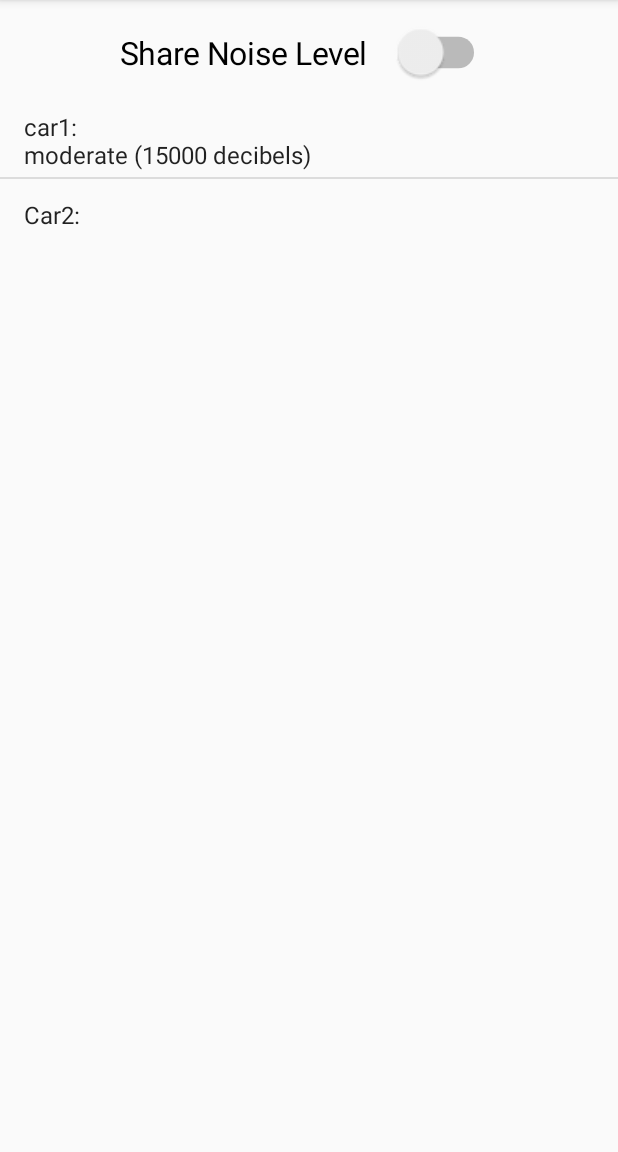
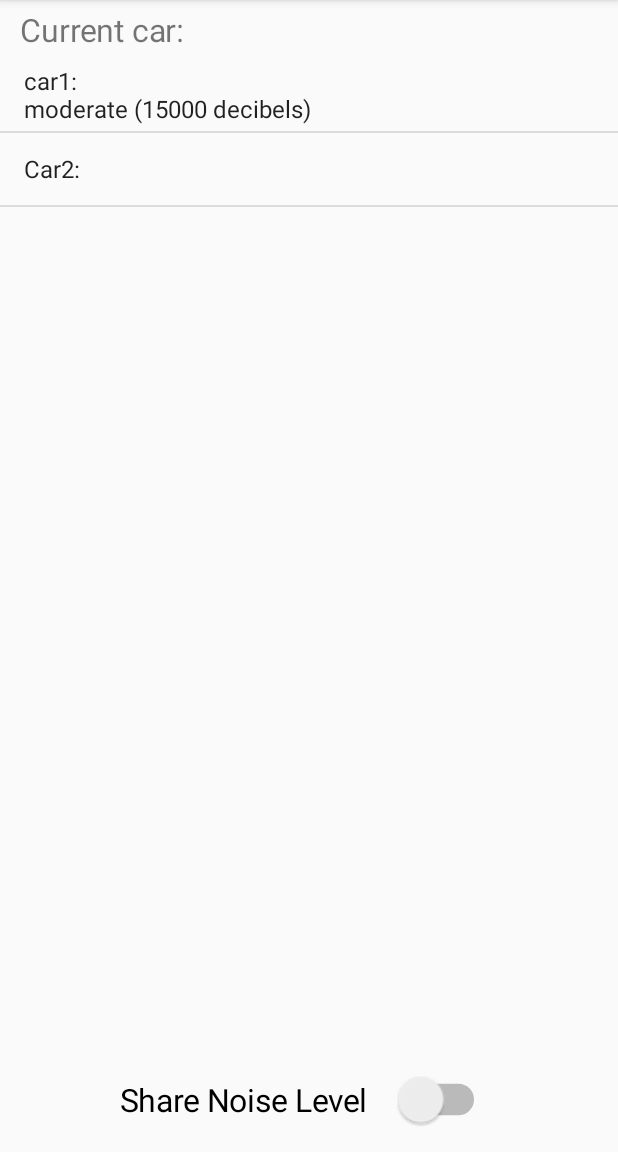
Before and after one commit to jcelliott17/marta-sense, an Android app: the screen it shows after launch (HomeActivity), on a phone screen of 412 x 824 dp, the part 84-1236 px from its top. Run offline under Robolectric (Android 15) with nearby library versions, the phone set to English and light mode, and no system bars; our stand-ins replace Firebase (no records; nobody signed in at launch, a user with empty details on screens opened directly).

Commit message:
Format home screen

```diff
--- a/android/MartaSense/app/src/main/res/layout/activity_home.xml
+++ b/android/MartaSense/app/src/main/res/layout/activity_home.xml
@@ -14,23 +14,41 @@
         app:layout_constraintRight_toRightOf="parent"
         app:layout_constraintTop_toTopOf="parent" >
 
-        <Switch
+
+        <TextView
             android:layout_width="wrap_content"
             android:layout_height="wrap_content"
-            android:text="Share Noise Level"
-            android:id="@+id/share_noise_level_switch"
+            android:id="@+id/current_car_text_view"
+            android:text="Current car:"
             android:scaleX="1.5"
             android:scaleY="1.5"
-            android:thumbTextPadding="40dp"
+            android:paddingTop="10dp"
+            android:paddingBottom="10dp"
+            android:paddingLeft="25dp"
+            android:layout_alignParentTop="true"
+            android:layout_alignParentLeft="true"
+            android:layout_alignParentStart="true" />
+
+        <ListView
+            android:id="@+id/car_list_view"
+            android:layout_width="match_parent"
+            android:layout_height="wrap_content"
+            android:layout_below="@+id/current_car_text_view"
+            android:layout_above="@+id/share_noise_level_switch"></ListView>
+
+        <Switch
+            android:id="@+id/share_noise_level_switch"
+            android:layout_width="wrap_content"
+            android:layout_height="wrap_content"
             android:layout_centerHorizontal="true"
             android:padding="25dp"
-            android:switchPadding="10dp"/>
+            android:scaleX="1.5"
+            android:scaleY="1.5"
+            android:switchPadding="10dp"
+            android:text="Share Noise Level"
+            android:thumbTextPadding="40dp"
+            android:layout_alignParentBottom="true"/>
 
-        <ListView
-            android:layout_width="match_parent"
-            android:layout_height="wrap_content"
-            android:id="@+id/car_list_view"
-            android:layout_below="@+id/share_noise_level_switch"></ListView>
     </RelativeLayout>
 
 
```
